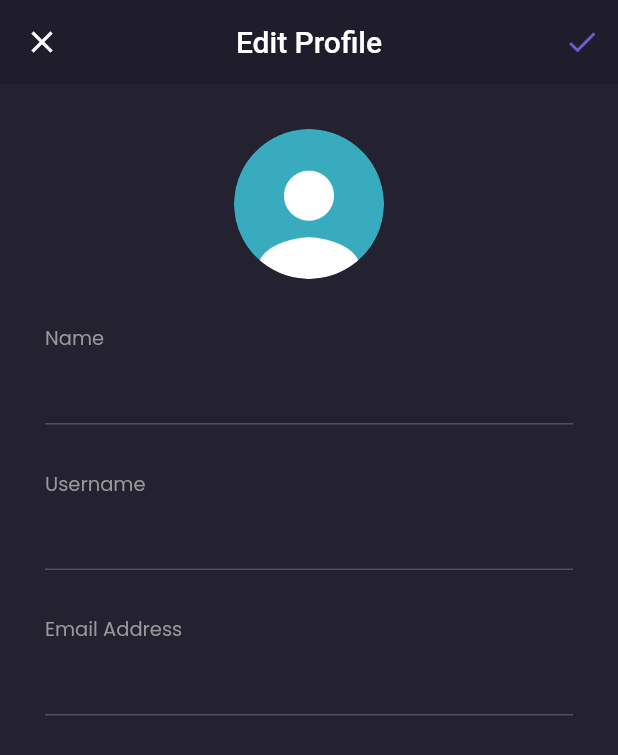
After one commit to rizshirazy/shamo-flutter, a Flutter app: the EditProfilePage screen opened by its route, on a phone screen of 412 x 824 dp. The commit adds this screen. Shown: the top 755 px of the screen. Run offline on Flutter 3.47's test engine with Material 2 defaults, Android fonts, the phone set to English and light mode, and no system bars; our stand-ins replace google_fonts.

Commit message:
slicing edit profile page

```diff
--- a/lib/main.dart
+++ b/lib/main.dart
@@ -1,5 +1,6 @@
 import 'package:flutter/material.dart';
 import 'package:shamo/pages/detail_chat_page.dart';
+import 'package:shamo/pages/edit_profile_page.dart';
 import 'package:shamo/pages/home/main_page.dart';
 import 'package:shamo/pages/sign_in_page.dart';
 import 'package:shamo/pages/sign_up_page.dart';
@@ -19,6 +20,7 @@ class MyApp extends StatelessWidget {
         '/sign-up': (context) => SignUpPage(),
         '/home': (context) => MainPage(),
         '/detail-chat': (context) => DetailChatPage(),
+        '/edit-profile': (context) => EditProfilePage(),
       },
     );
   }
--- /dev/null
+++ b/lib/pages/edit_profile_page.dart
@@ -0,0 +1,149 @@
+import 'package:flutter/material.dart';
+import 'package:shamo/theme.dart';
+
+class EditProfilePage extends StatelessWidget {
+  const EditProfilePage({Key? key}) : super(key: key);
+
+  @override
+  Widget build(BuildContext context) {
+    PreferredSizeWidget header() {
+      return AppBar(
+        backgroundColor: bgColor1,
+        leading: IconButton(
+          icon: Icon(Icons.close),
+          onPressed: () {
+            Navigator.pop(context);
+          },
+        ),
+        elevation: 0,
+        centerTitle: true,
+        title: Text('Edit Profile'),
+        actions: [
+          IconButton(
+            onPressed: () {},
+            icon: Icon(
+              Icons.check,
+              color: primaryColor,
+            ),
+          )
+        ],
+      );
+    }
+
+    Widget nameInput() {
+      return Container(
+        margin: EdgeInsets.only(top: 30),
+        child: Column(
+          crossAxisAlignment: CrossAxisAlignment.start,
+          children: [
+            Text(
+              'Name',
+              style: secondaryTextStyle.copyWith(
+                fontSize: 13,
+              ),
+            ),
+            TextFormField(
+              style: primaryTextStyle,
+              decoration: InputDecoration(
+                hintText: '',
+                hintStyle: secondaryTextStyle,
+                enabledBorder: UnderlineInputBorder(
+                  borderSide: BorderSide(color: subtitleColor),
+                ),
+              ),
+            )
+          ],
+        ),
+      );
+    }
+
+    Widget usernameInput() {
+      return Container(
+        margin: EdgeInsets.only(top: 30),
+        child: Column(
+          crossAxisAlignment: CrossAxisAlignment.start,
+          children: [
+            Text(
+              'Username',
+              style: secondaryTextStyle.copyWith(
+                fontSize: 13,
+              ),
+            ),
+            TextFormField(
+              style: primaryTextStyle,
+              decoration: InputDecoration(
+                hintText: '',
+                hintStyle: secondaryTextStyle,
+                enabledBorder: UnderlineInputBorder(
+                  borderSide: BorderSide(color: subtitleColor),
+                ),
+              ),
+            )
+          ],
+        ),
+      );
+    }
+
+    Widget emailInput() {
+      return Container(
+        margin: EdgeInsets.only(top: 30),
+        child: Column(
+          crossAxisAlignment: CrossAxisAlignment.start,
+          children: [
+            Text(
+              'Email Address',
+              style: secondaryTextStyle.copyWith(
+                fontSize: 13,
+              ),
+            ),
+            TextFormField(
+              style: primaryTextStyle,
+              decoration: InputDecoration(
+                hintText: '',
+                hintStyle: secondaryTextStyle,
+                enabledBorder: UnderlineInputBorder(
+                  borderSide: BorderSide(color: subtitleColor),
+                ),
+              ),
+            )
+          ],
+        ),
+      );
+    }
+
+    Widget content() {
+      return Container(
+        width: double.infinity,
+        padding: EdgeInsets.symmetric(
+          horizontal: defaultMargin,
+        ),
+        child: Column(
+          crossAxisAlignment: CrossAxisAlignment.center,
+          children: [
+            Container(
+              width: 100,
+              height: 100,
+              margin: EdgeInsets.only(top: 30),
+              decoration: BoxDecoration(
+                shape: BoxShape.circle,
+                image: DecorationImage(
+                  image: AssetImage('assets/image_profile.png'),
+                ),
+              ),
+            ),
+            nameInput(),
+            usernameInput(),
+            emailInput(),
+          ],
+        ),
+      );
+    }
+
+    return Scaffold(
+      backgroundColor: bgColor3,
+      appBar: header(),
+      body: content(),
+      resizeToAvoidBottomInset: false,
+    );
+  }
+}
--- a/lib/pages/home/profile_page.dart
+++ b/lib/pages/home/profile_page.dart
@@ -44,9 +44,18 @@ class ProfilePage extends StatelessWidget {
                     ],
                   ),
                 ),
-                Image.asset(
-                  'assets/button_exit.png',
-                  width: 20,
+                GestureDetector(
+                  onTap: () {
+                    Navigator.pushNamedAndRemoveUntil(
+                      context,
+                      '/sign-in',
+                      (route) => false,
+                    );
+                  },
+                  child: Image.asset(
+                    'assets/button_exit.png',
+                    width: 20,
+                  ),
                 )
               ],
             ),
@@ -94,7 +103,12 @@ class ProfilePage extends StatelessWidget {
                   fontWeight: semibold,
                 ),
               ),
-              menuItem('Edit Profile'),
+              GestureDetector(
+                child: menuItem('Edit Profile'),
+                onTap: () {
+                  Navigator.pushNamed(context, '/edit-profile');
+                },
+              ),
               menuItem('Your Orders'),
               menuItem('Help'),
               SizedBox(height: 30),
```
